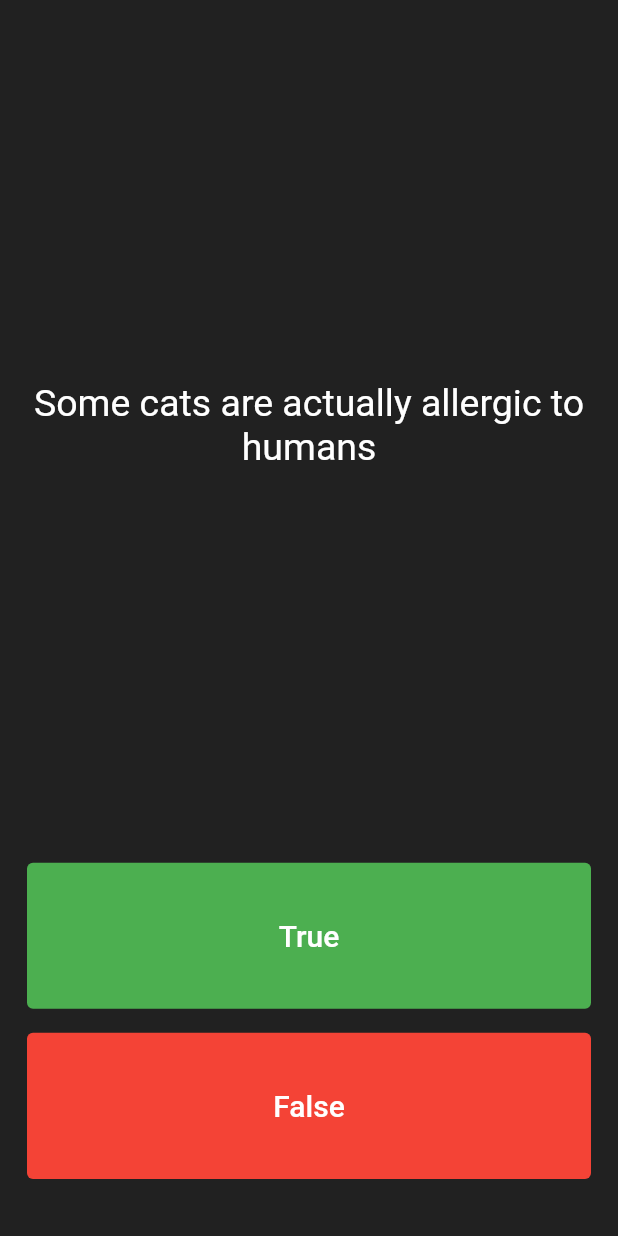
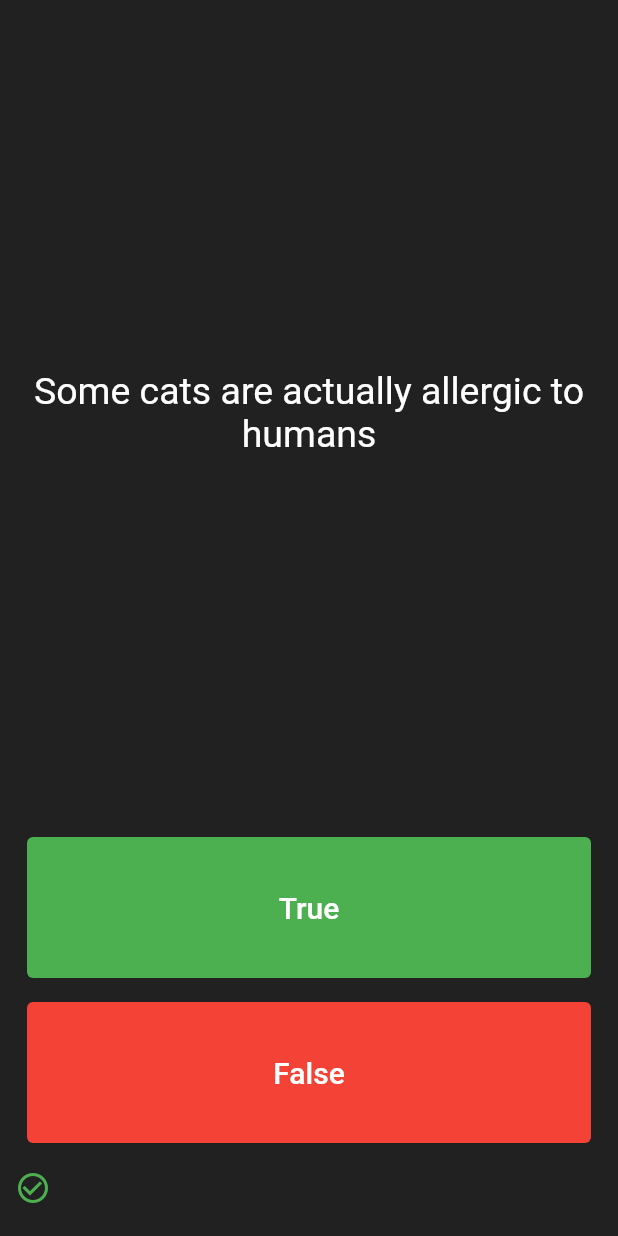
Before and after one commit to nixx49/quiz_app, a Flutter app: the screen it shows after launch, after a tap on "True", on a phone screen of 412 x 824 dp. Run offline on Flutter 3.47's test engine with Material 2 defaults, Android fonts, the phone set to English and light mode, and no system bars.

Commit message:
Adding Score Keeper

```diff
--- a/lib/main.dart
+++ b/lib/main.dart
@@ -33,6 +33,25 @@ class QuizPage extends StatefulWidget {
 class _QuizPageState extends State<QuizPage> {
   List<Icon> scoreKeeper = [];
 
+  void checkAnswer(bool userPickedAnswer) {
+    bool correctAnswer = QuestionBrain().getCorrectAnswer();
+    setState(() {
+      if (userPickedAnswer == correctAnswer) {
+        scoreKeeper.add(const Icon(
+          Icons.check_circle_outline,
+          color: Colors.green,
+        ));
+      } else {
+        scoreKeeper.add(const Icon(
+          Icons.close_outlined,
+          color: Colors.red,
+        ));
+      }
+
+      QuestionBrain().nextQuestion();
+    });
+  }
+
   @override
   Widget build(BuildContext context) {
     return Column(
@@ -51,8 +70,6 @@ class _QuizPageState extends State<QuizPage> {
                     children: <TextSpan>[
                       TextSpan(
                         text: QuestionBrain().getQuestionText(),
-                        // .questionBank[questionNumber]
-                        // .questionText,
                         style: const TextStyle(
                           fontSize: 25,
                           color: Colors.white,
@@ -71,22 +88,7 @@ class _QuizPageState extends State<QuizPage> {
               style: ButtonStyle(
                   backgroundColor: MaterialStateProperty.all(Colors.green)),
               onPressed: () {
-                //The user picked true.
-                setState(() {
-                  // scoreKeeper.add(const Icon(
-                  //   Icons.check_circle_outline,
-                  //   color: Colors.green,
-                  // ));
-                  QuestionBrain().nextQuestion();
-                  bool correctAnswer = QuestionBrain().getCorrectAnswer();
-                  // .questionAnswer;
-
-                  if (correctAnswer == true) {
-                    print('your answer is correct');
-                  } else {
-                    print('your answer is wrong');
-                  }
-                });
+                checkAnswer(true);
               },
               child: const Text(
                 'True',
@@ -106,16 +108,7 @@ class _QuizPageState extends State<QuizPage> {
               style: ButtonStyle(
                   backgroundColor: MaterialStateProperty.all(Colors.red)),
               onPressed: () {
-                setState(() {
-                  QuestionBrain().nextQuestion();
-                  bool correctAnswer = QuestionBrain().getCorrectAnswer();
-
-                  if (correctAnswer == false) {
-                    print('your answer is correct');
-                  } else {
-                    print('your answer is wrong');
-                  }
-                });
+                checkAnswer(false);
                 //The user picked false.
               },
               child: const Text(
--- a/lib/quection.dart
+++ b/lib/quection.dart
@@ -1,6 +1,6 @@
 class Question {
-  String questionText = '';
-  bool questionAnswer = false || true;
+  late String questionText;
+  late bool questionAnswer;
 
   Question({q, a}) {
     questionText = q;
--- a/lib/questionbrain.dart
+++ b/lib/questionbrain.dart
@@ -3,7 +3,7 @@ import 'quection.dart';
 
 class QuestionBrain {
   int _questionNumber = 0;
-  final List<Question> _questionBank = [
+ final List<Question> _questionBank = [
     Question(q: 'Some cats are actually allergic to humans', a: true),
     Question(q: 'You can lead a cow down stairs but not up stairs.', a: false),
     Question(
```
